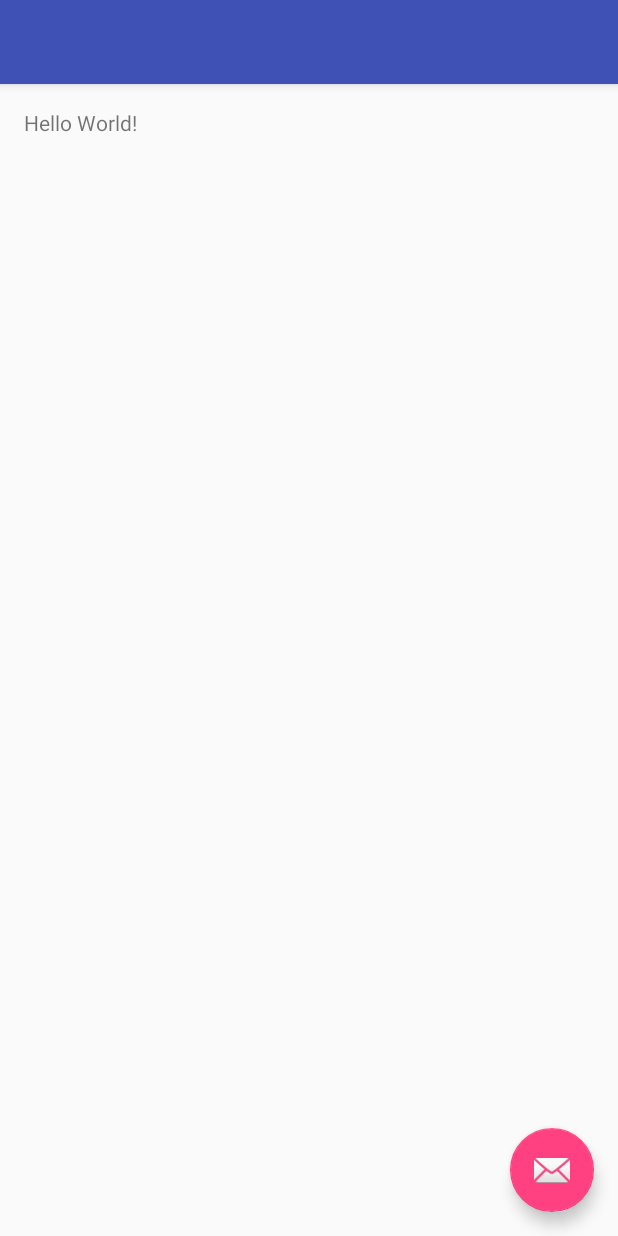
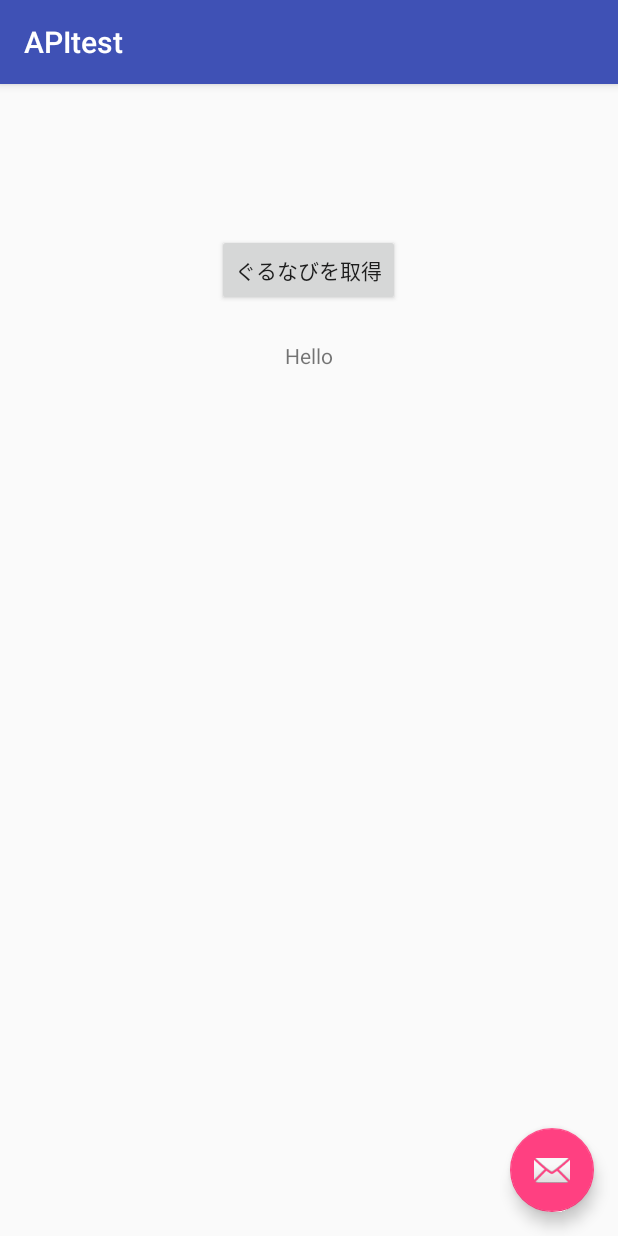
Before and after one commit to genshun9/WeatherAPI, an Android app: the screen it shows after launch (MainActivity), on a phone screen of 412 x 824 dp. Run offline under Robolectric (Android 15) with nearby library versions, the phone set to English and light mode, and no system bars.

Commit message:
コンパイルが通ったコードを追加

```diff
--- a/app/src/main/java/com/genshun/weatherapi/WeatherApi.java
+++ /dev/null
@@ -1,15 +0,0 @@
-package com.genshun.weatherapi;
-
-import retrofit.http.GET;
-import retrofit.http.Query;
-import rx.Observable;
-
-
-/**
- * Created by genshun on 16/03/20.
- */
-public interface WeatherApi {
-
-    @GET("/forecast/webservice/json/v1")
-    public Observable<WeatherEntity> getWeather(@Query("city") final String city);
-}
--- a/app/src/main/res/layout/activity_main.xml
+++ b/app/src/main/res/layout/activity_main.xml
@@ -1,25 +1,34 @@
 <?xml version="1.0" encoding="utf-8"?>
-<android.support.design.widget.CoordinatorLayout
-    xmlns:android="http://schemas.android.com/apk/res/android"
+<android.support.design.widget.CoordinatorLayout xmlns:android="http://schemas.android.com/apk/res/android"
     xmlns:app="http://schemas.android.com/apk/res-auto"
-    xmlns:tools="http://schemas.android.com/tools" android:layout_width="match_parent"
-    android:layout_height="match_parent" android:fitsSystemWindows="true"
-    tools:context=".MainActivity">
+    xmlns:tools="http://schemas.android.com/tools"
+    android:layout_width="match_parent"
+    android:layout_height="match_parent"
+    android:fitsSystemWindows="true"
+    tools:context="com.example.genshun.apitest.MainActivity">
 
-    <android.support.design.widget.AppBarLayout android:layout_height="wrap_content"
-        android:layout_width="match_parent" android:theme="@style/AppTheme.AppBarOverlay">
+    <android.support.design.widget.AppBarLayout
+        android:layout_width="match_parent"
+        android:layout_height="wrap_content"
+        android:theme="@style/AppTheme.AppBarOverlay">
 
-        <android.support.v7.widget.Toolbar android:id="@+id/toolbar"
-            android:layout_width="match_parent" android:layout_height="?attr/actionBarSize"
-            android:background="?attr/colorPrimary" app:popupTheme="@style/AppTheme.PopupOverlay" />
+        <android.support.v7.widget.Toolbar
+            android:id="@+id/toolbar"
+            android:layout_width="match_parent"
+            android:layout_height="?attr/actionBarSize"
+            android:background="?attr/colorPrimary"
+            app:popupTheme="@style/AppTheme.PopupOverlay" />
 
     </android.support.design.widget.AppBarLayout>
 
     <include layout="@layout/content_main" />
 
-    <android.support.design.widget.FloatingActionButton android:id="@+id/fab"
-        android:layout_width="wrap_content" android:layout_height="wrap_content"
-        android:layout_gravity="bottom|end" android:layout_margin="@dimen/fab_margin"
+    <android.support.design.widget.FloatingActionButton
+        android:id="@+id/fab"
+        android:layout_width="wrap_content"
+        android:layout_height="wrap_content"
+        android:layout_gravity="bottom|end"
+        android:layout_margin="@dimen/fab_margin"
         android:src="@android:drawable/ic_dialog_email" />
 
 </android.support.design.widget.CoordinatorLayout>
--- a/app/src/main/res/layout/content_main.xml
+++ b/app/src/main/res/layout/content_main.xml
@@ -1,14 +1,41 @@
 <?xml version="1.0" encoding="utf-8"?>
 <RelativeLayout xmlns:android="http://schemas.android.com/apk/res/android"
+    xmlns:app="http://schemas.android.com/apk/res-auto"
     xmlns:tools="http://schemas.android.com/tools"
-    xmlns:app="http://schemas.android.com/apk/res-auto" android:layout_width="match_parent"
-    android:layout_height="match_parent" android:paddingLeft="@dimen/activity_horizontal_margin"
+    android:layout_width="match_parent"
+    android:layout_height="match_parent"
+    android:paddingBottom="@dimen/activity_vertical_margin"
+    android:paddingLeft="@dimen/activity_horizontal_margin"
     android:paddingRight="@dimen/activity_horizontal_margin"
     android:paddingTop="@dimen/activity_vertical_margin"
-    android:paddingBottom="@dimen/activity_vertical_margin"
     app:layout_behavior="@string/appbar_scrolling_view_behavior"
-    tools:showIn="@layout/activity_main" tools:context=".MainActivity">
+    tools:context="com.example.genshun.apitest.MainActivity"
+    tools:showIn="@layout/activity_main">
 
-    <TextView android:text="Hello World!" android:layout_width="wrap_content"
-        android:layout_height="wrap_content" />
+
+    <Button
+        android:id="@+id/buttonA"
+        android:layout_width="wrap_content"
+        android:layout_height="wrap_content"
+        android:text="ぐるなびを取得"
+        android:layout_marginTop="84dp"
+        android:layout_alignParentTop="true"
+        android:layout_centerHorizontal="true"
+        android:onClick="getOmikuji" />
+
+
+    <TextView
+        android:id="@+id/myTextView"
+        android:layout_width="wrap_content"
+        android:layout_height="wrap_content"
+        android:text="Hello"
+        android:layout_below="@+id/buttonA"
+        android:layout_centerHorizontal="true"
+        android:layout_marginTop="23dp" />
+
+    <!--<ListView-->
+        <!--android:layout_width="match_parent"-->
+        <!--android:layout_height="match_parent"-->
+        <!--android:id="@+id/listView" />-->
+
 </RelativeLayout>
--- a/app/src/main/res/values-v21/styles.xml
+++ b/app/src/main/res/values-v21/styles.xml
@@ -1,4 +1,5 @@
 <resources>>
+
     <style name="AppTheme.NoActionBar">
         <item name="windowActionBar">false</item>
         <item name="windowNoTitle">true</item>
--- a/app/src/main/res/values/strings.xml
+++ b/app/src/main/res/values/strings.xml
@@ -1,4 +1,4 @@
 <resources>
-    <string name="app_name">WeatherAPI</string>
+    <string name="app_name">APItest</string>
     <string name="action_settings">Settings</string>
 </resources>
--- a/app/src/main/res/values/styles.xml
+++ b/app/src/main/res/values/styles.xml
@@ -7,11 +7,14 @@
         <item name="colorPrimaryDark">@color/colorPrimaryDark</item>
         <item name="colorAccent">@color/colorAccent</item>
     </style>
+
     <style name="AppTheme.NoActionBar">
         <item name="windowActionBar">false</item>
         <item name="windowNoTitle">true</item>
     </style>
+
     <style name="AppTheme.AppBarOverlay" parent="ThemeOverlay.AppCompat.Dark.ActionBar" />
+
     <style name="AppTheme.PopupOverlay" parent="ThemeOverlay.AppCompat.Light" />
 
 </resources>
--- a/build.gradle
+++ b/build.gradle
@@ -5,7 +5,7 @@ buildscript {
         jcenter()
     }
     dependencies {
-        classpath 'com.android.tools.build:gradle:1.3.0'
+        classpath 'com.android.tools.build:gradle:1.5.0'
 
         // NOTE: Do not place your application dependencies here; they belong
         // in the individual module build.gradle files
```
Also changed, not shown: app/build.gradle (+10 -4 lines), app/src/main/AndroidManifest.xml (+5 -3 lines), app/src/main/java/com/example/genshun/apitest/MainActivity.java (added, +53 -0 lines), app/src/main/java/com/example/genshun/apitest/getGurunavi.java (added, +108 -0 lines), app/src/main/java/com/genshun/weatherapi/MainActivity.java (deleted, +0 -73 lines), app/src/main/java/com/genshun/weatherapi/PinpointLocations.java (deleted, +0 -33 lines), app/src/main/java/com/genshun/weatherapi/WeatherEntity.java (deleted, +0 -47 lines), app/src/main/res/menu/menu_main.xml (+7 -3 lines), gradle/wrapper/gradle-wrapper.properties, 9 other files.
